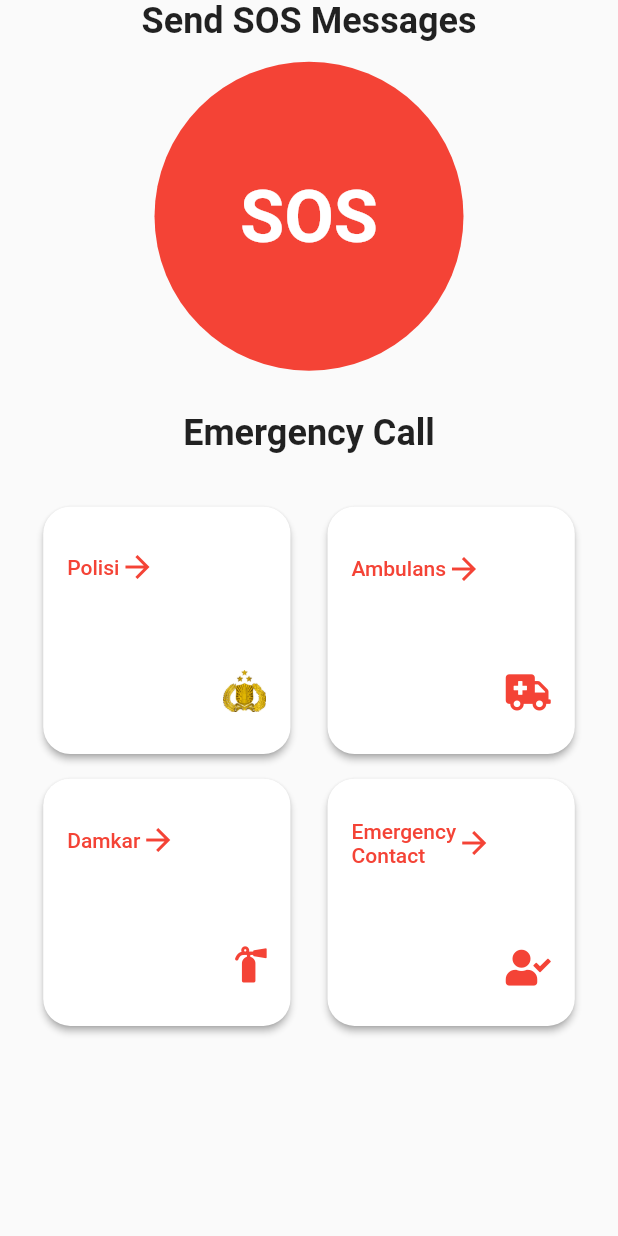
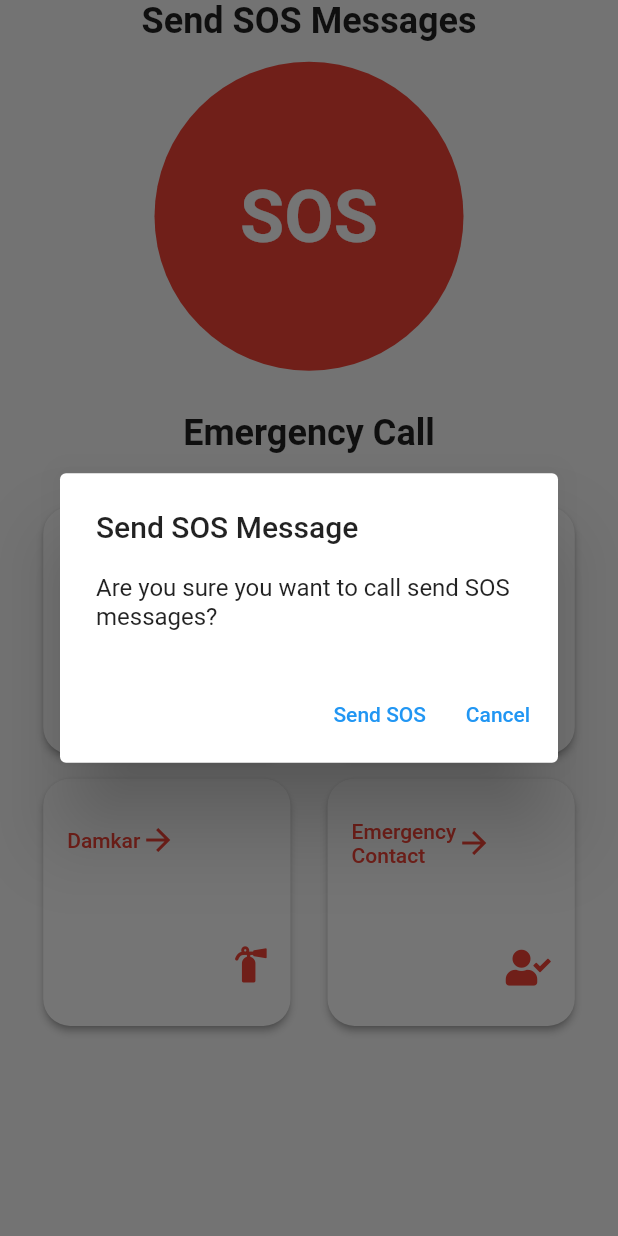
Before and after one commit to safirahrsh/app_sos_git, a Flutter app: the Home screen opened directly, after a tap on "SOS", on a phone screen of 412 x 824 dp. Run offline on Flutter 3.47's test engine with Material 2 defaults, Android fonts, the phone set to English and light mode, and no system bars; our stand-ins replace dots_indicator, font_awesome_flutter, introduction_screen, shared_preferences; missing offline and left inert: flutter_phone_direct_caller, telephony; accounts and stored records are empty.

Commit message:
upgrade gradle, add alertdialog, sms, call to number

```diff
--- a/lib/home.dart
+++ b/lib/home.dart
@@ -1,5 +1,8 @@
 import 'package:flutter/material.dart';
+import 'package:flutter_phone_direct_caller/flutter_phone_direct_caller.dart';
 import 'package:font_awesome_flutter/font_awesome_flutter.dart';
+import 'package:sos_application/showAlertDialog.dart';
+import 'package:telephony/telephony.dart';
 
 class Home extends StatefulWidget {
   @override
@@ -9,6 +12,7 @@ class Home extends StatefulWidget {
 class _HomeState extends State<Home> {
   @override
   Widget build(BuildContext context) {
+    final Telephony telephony = Telephony.instance;
     MediaQueryData queryData = MediaQuery.of(context);
     return new Scaffold(
         body: SafeArea(
@@ -32,7 +36,20 @@ class _HomeState extends State<Home> {
             width: queryData.size.width * 50 / 100,
             height: queryData.size.height * 25 / 100,
             child: TextButton(
-              onPressed: () {},
+              onPressed: () {
+                showAlertDialog(
+                          context,
+                          "Send SOS Message",
+                          "Are you sure you want to call send SOS messages?",
+                          "Send SOS",
+                          "Cancel",
+                          (){
+                            telephony.sendSms(
+                              to: "085697003008",
+                              message: "SEND SOS HERE HELP");
+                          }
+                        );
+              },
               style: ButtonStyle(
                   backgroundColor: MaterialStateProperty.all<Color>(Colors.red),
                   shape:
@@ -75,7 +92,19 @@ class _HomeState extends State<Home> {
                   width: queryData.size.width * 40 / 100,
                   height: queryData.size.height * 20 / 100,
                   child: ElevatedButton(
-                      onPressed: () {},
+                      onPressed: () {
+                        showAlertDialog(
+                          context,
+                          "Call Police",
+                          "Are you sure you want to call the police?",
+                          "Call Police",
+                          "Cancel",
+                          (){
+                            callPolice();
+                          }
+                        );
+                        //launch("tel:+6285697003008"); //launch a call
+                      },
                       child: Column(
                         mainAxisAlignment: MainAxisAlignment.spaceAround,
                         crossAxisAlignment: CrossAxisAlignment.start,
@@ -116,7 +145,18 @@ class _HomeState extends State<Home> {
                   width: queryData.size.width * 40 / 100,
                   height: queryData.size.height * 20 / 100,
                   child: ElevatedButton(
-                      onPressed: () {},
+                      onPressed: () {
+                        showAlertDialog(
+                          context,
+                          "Call Ambulance",
+                          "Are you sure you want to call the ambulance?",
+                          "Call Ambulance",
+                          "Cancel",
+                          (){
+                            callAmbulance()();
+                          }
+                        );
+                      },
                       child: Column(
                         crossAxisAlignment: CrossAxisAlignment.start,
                         mainAxisAlignment: MainAxisAlignment.spaceAround,
@@ -170,7 +210,18 @@ class _HomeState extends State<Home> {
                   width: queryData.size.width * 40 / 100,
                   height: queryData.size.height * 20 / 100,
                   child: ElevatedButton(
-                      onPressed: () {},
+                      onPressed: () {
+                        showAlertDialog(
+                          context,
+                          "Call Damkar",
+                          "Are you sure you want to call Damkar?",
+                          "Call Damkar",
+                          "Cancel",
+                          (){
+                            callDamkar()();
+                          }
+                        );
+                      },
                       child: Column(
                         mainAxisAlignment: MainAxisAlignment.spaceAround,
                         crossAxisAlignment: CrossAxisAlignment.start,
@@ -257,4 +308,19 @@ class _HomeState extends State<Home> {
       ),
     ));
   }
+  callPolice() async {
+    const policeNumber = '085697003008';  //110
+    await FlutterPhoneDirectCaller.callNumber(policeNumber);
+  }
+
+  callAmbulance() async{
+    const ambulanceNumber = '085697003008'; //118 or 119
+    await FlutterPhoneDirectCaller.callNumber(ambulanceNumber);
 }
+
+  callDamkar() async{
+    const damkarNumber = '085697003008';  //113
+    await FlutterPhoneDirectCaller.callNumber(damkarNumber);
+  }
+
+}
--- /dev/null
+++ b/lib/showAlertDialog.dart
@@ -0,0 +1,66 @@
+import 'package:flutter/material.dart';
+
+showAlertDialog(
+  BuildContext context,
+  String title,
+  String description,
+  String cancelBtnText,
+  String confirmBtnText,
+  Function onConfirmClicked,
+){
+
+  Widget cancelButton = TextButton(
+    child: Text(cancelBtnText),
+    onPressed: (){
+      Navigator.of(context).pop();
+    },
+  );
+
+  Widget confirmButton = TextButton(
+    child: Text(confirmBtnText),
+    onPressed: (){
+      onConfirmClicked.call();
+      Navigator.of(context).pop();
+    },
+  );
+
+  AlertDialog alert = AlertDialog(
+    title: Text(title),
+    content: Text(description),
+    actions: [
+      cancelButton, confirmButton,
+    ],
+  );
+
+  showDialog(
+    context: context,
+    builder: (BuildContext context){
+      return alert;
+    }
+  );
+
+}
+
+showInfoDialog(BuildContext context, String title, String description, String confirmBtnText){
+  Widget confirmButton = TextButton(
+    child: Text(confirmBtnText),
+    onPressed: () {
+      Navigator.of(context).pop(); // dismiss dialog
+    },
+  );
+
+  AlertDialog alert = AlertDialog(
+    title: Text(title),
+    content: Text(description),
+    actions: [
+      confirmButton,
+    ],
+  );
+
+  showDialog(
+    context: context,
+    builder: (BuildContext context) {
+      return alert;
+    },
+  );
+}
--- a/pubspec.yaml
+++ b/pubspec.yaml
@@ -26,6 +26,9 @@ dependencies:
   font_awesome_flutter: ^9.0.0
   flutter_launcher_icons: ^0.9.0
   shared_preferences: ^2.0.5
+  # url_launcher: ^6.0.6
+  telephony: ^0.1.4
+  flutter_phone_direct_caller: ^2.0.0
 
 flutter_icons:
   image_path: "assets/img/Icon.png"
```
Also changed, not shown: pubspec.lock, 3 other files.
